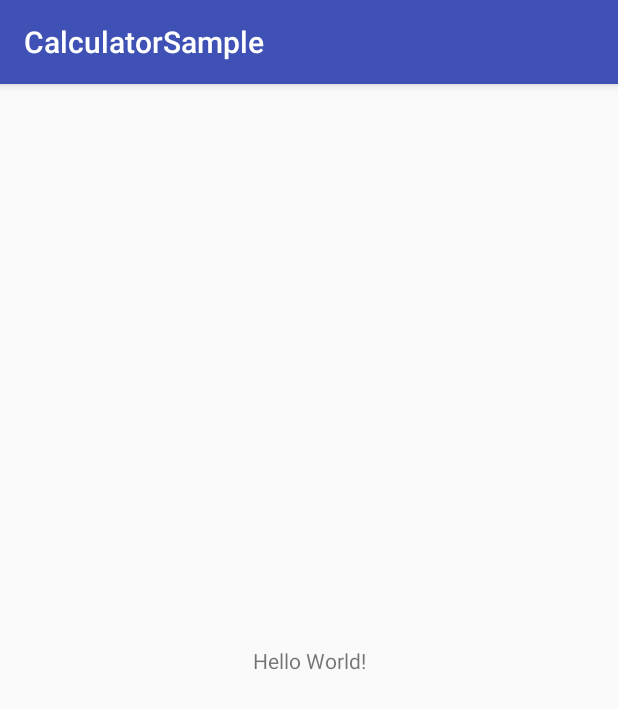
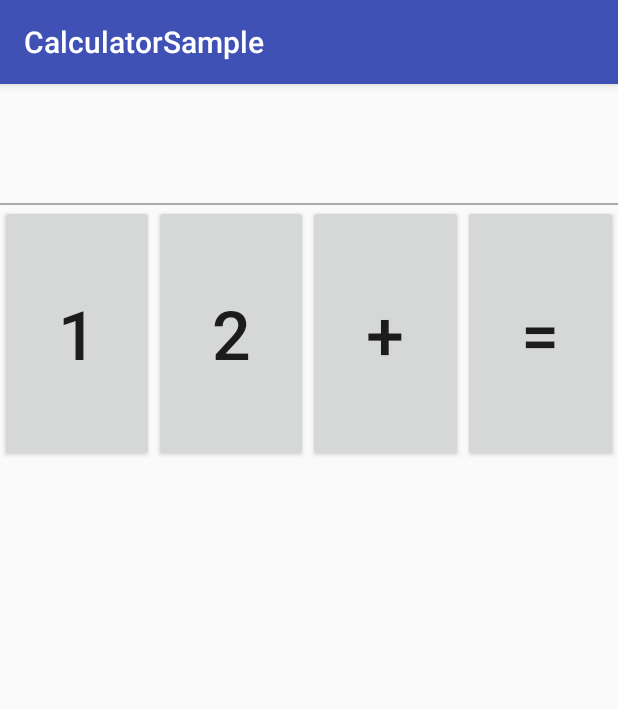
Before and after one commit to SwagataDas/CalculatorSample, an Android app: the screen it shows after launch (MainActivity), on a phone screen of 412 x 824 dp. Shown: the top 709 px of the screen. Run offline under Robolectric (Android 15) with nearby library versions, the phone set to English and light mode, and no system bars.

Commit message:
2nd commit

```diff
--- a/app/src/main/java/com/example/swagata/calculatorsample/MainActivity.java
+++ b/app/src/main/java/com/example/swagata/calculatorsample/MainActivity.java
@@ -2,12 +2,57 @@ package com.example.swagata.calculatorsample;
 
 import android.support.v7.app.AppCompatActivity;
 import android.os.Bundle;
+import android.view.View;
+import android.widget.Button;
+import android.widget.TextView;
 
 public class MainActivity extends AppCompatActivity {
+
+    TextView textView;
+    Button plusButton, equalsButton;
+    private int firstNumberGroup;
+    private int secondNumberGroup;
 
     @Override
     protected void onCreate(Bundle savedInstanceState) {
         super.onCreate(savedInstanceState);
         setContentView(R.layout.activity_main);
+        textView = (TextView) findViewById(R.id.text_view);
+        textView.setText("");
+
+        plusButton = (Button) findViewById(R.id.plus);
+        equalsButton = (Button) findViewById(R.id.equals);
+
+        plusButton.setOnClickListener(new View.OnClickListener() {
+            @Override
+            public void onClick(View view) {
+                firstNumberGroup = Integer.parseInt(textView.getText().toString());
+                textView.setText("");
+            }
+        });
+
+        equalsButton.setOnClickListener(new View.OnClickListener() {
+            @Override
+            public void onClick(View view) {
+                secondNumberGroup = Integer.parseInt(textView.getText().toString());
+                int add = firstNumberGroup + secondNumberGroup;
+                textView.setText(""+add);
+            }
+        });
+    }
+
+    public void numberOnClick(View view) {
+        TextView buttonText = (TextView) view;
+        if (textView.getText().equals("")) {
+            textView.setText(buttonText.getText());
+        }else {
+            textView.append(buttonText.getText());
+        }
+//        switch (view.getId()){
+//            case R.id.number_one:
+//                break;
+//            case R.id.number_two:
+//                break;
+//        }
     }
 }
--- a/app/src/main/res/layout/activity_main.xml
+++ b/app/src/main/res/layout/activity_main.xml
@@ -1,19 +1,86 @@
 <?xml version="1.0" encoding="utf-8"?>
-<android.support.constraint.ConstraintLayout
+<LinearLayout
     xmlns:android="http://schemas.android.com/apk/res/android"
     xmlns:tools="http://schemas.android.com/tools"
     xmlns:app="http://schemas.android.com/apk/res-auto"
     android:layout_width="match_parent"
     android:layout_height="match_parent"
+    android:orientation="vertical"
     tools:context="com.example.swagata.calculatorsample.MainActivity">
 
     <TextView
-        android:layout_width="wrap_content"
+        android:layout_width="match_parent"
         android:layout_height="wrap_content"
         android:text="Hello World!"
+        android:padding="30dp"
+        android:id="@+id/text_view"
+        android:gravity="bottom|end"
         app:layout_constraintBottom_toBottomOf="parent"
         app:layout_constraintLeft_toLeftOf="parent"
         app:layout_constraintRight_toRightOf="parent"
         app:layout_constraintTop_toTopOf="parent" />
 
-</android.support.constraint.ConstraintLayout>
+    <TextView
+        android:layout_width="match_parent"
+        android:layout_height="1dp"
+        android:background="@android:color/darker_gray"
+        />
+    <LinearLayout
+        android:layout_width="match_parent"
+        android:orientation="vertical"
+        android:layout_height="match_parent">
+
+        <LinearLayout
+            android:layout_width="match_parent"
+            android:layout_height="0dp"
+            android:layout_weight="1"
+            >
+            <Button
+                android:layout_width="0dp"
+                android:layout_height="match_parent"
+                android:layout_weight="1"
+                android:id="@+id/number_one"
+                android:text="1"
+                android:onClick="numberOnClick"
+                android:textSize="45sp"
+                />
+            <Button
+                android:layout_width="0dp"
+                android:layout_height="match_parent"
+                android:id="@+id/number_two"
+                android:layout_weight="1"
+                android:onClick="numberOnClick"
+                android:text="2"
+                android:textSize="45sp" />
+            <Button
+                android:layout_width="0dp"
+                android:layout_height="match_parent"
+                android:id="@+id/plus"
+                android:layout_weight="1"
+                android:text="+"
+                android:textSize="45sp" />
+            <Button
+                android:layout_width="0dp"
+                android:layout_height="match_parent"
+                android:id="@+id/equals"
+                android:layout_weight="1"
+                android:text="="
+                android:textSize="45sp" />
+        </LinearLayout>
+        <LinearLayout
+            android:layout_width="match_parent"
+            android:layout_height="0dp"
+            android:layout_weight="1"
+            ></LinearLayout>
+        <LinearLayout
+            android:layout_width="match_parent"
+            android:layout_height="0dp"
+            android:layout_weight="1"
+            ></LinearLayout>
+        <LinearLayout
+            android:layout_width="match_parent"
+            android:layout_height="0dp"
+            android:layout_weight="1"
+            ></LinearLayout>
+    </LinearLayout>
+</LinearLayout>
```
